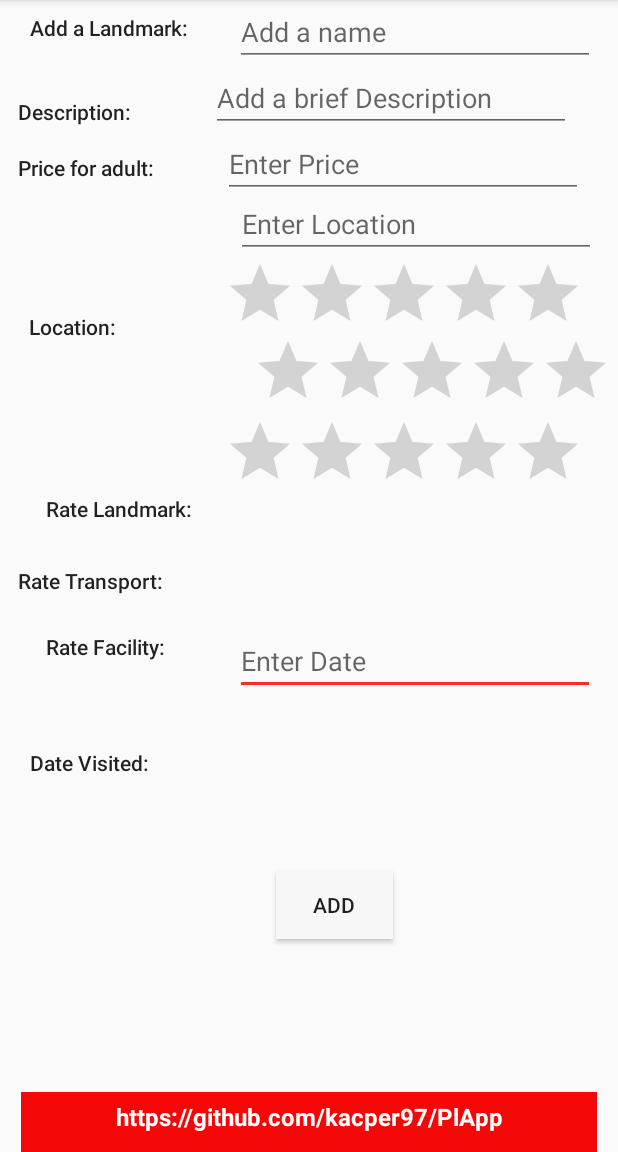
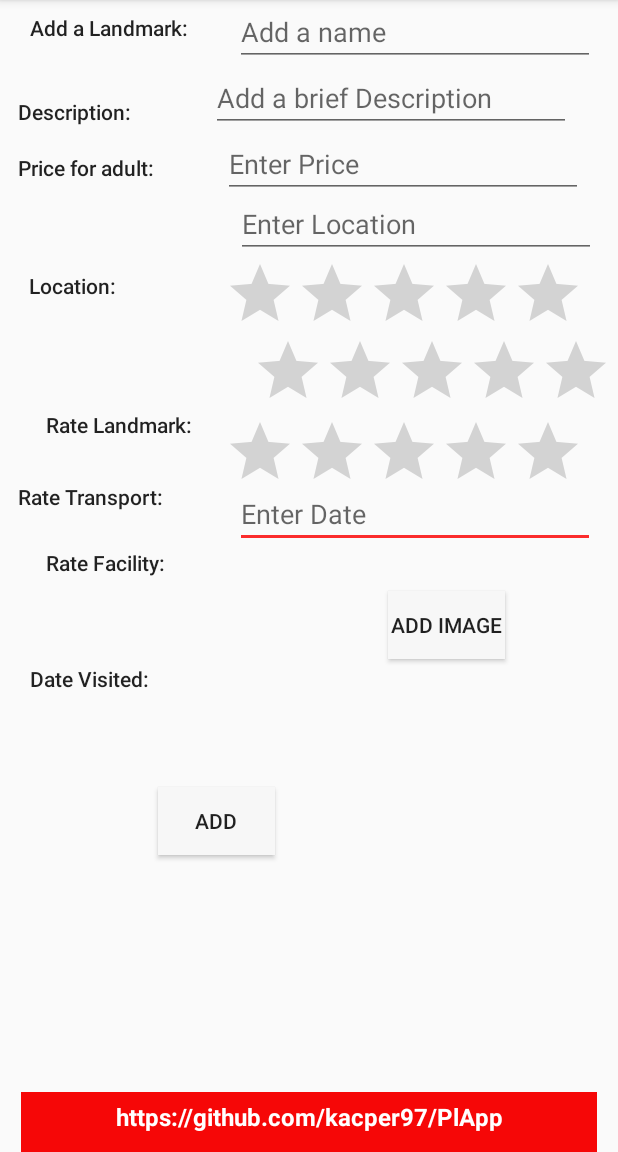
Before and after one commit to kacper97/PlApp, an Android app: the Add screen opened directly, with no data from a screen before it, on a phone screen of 412 x 824 dp, the part 84-1236 px from its top. Run offline under Robolectric (Android 15) with nearby library versions, the phone set to English and light mode, and no system bars.

Commit message:
Adding extra buttons

```diff
--- a/app/src/main/java/ie/wit/poland/activities/Add.java
+++ b/app/src/main/java/ie/wit/poland/activities/Add.java
@@ -31,6 +31,10 @@ public class Add extends Base {
         locate=findViewById(R.id.addLandmarkLocation);
     }
 
+    public void addImage(View v){
+        Toast.makeText(this,"Not implemented in this version",Toast.LENGTH_SHORT).show();
+    }
+
     public void addLandmark(View v){
         landmarkName= name.getText().toString();
         landmarkDescription= description.getText().toString();
--- a/app/src/main/java/ie/wit/poland/activities/Edit.java
+++ b/app/src/main/java/ie/wit/poland/activities/Edit.java
@@ -58,7 +58,9 @@ public class Edit extends Base {
         return null;
     }
 
-
+    public void editImage(View v){
+        Toast.makeText(this,"Not implemented in this version", Toast.LENGTH_SHORT).show();
+    }
 
     public void editLandmark(View v) {
         String landmarkName = ((EditText) findViewById(R.id.editLandmarkName)).getText().toString();
--- a/app/src/main/res/layout/add.xml
+++ b/app/src/main/res/layout/add.xml
@@ -6,6 +6,23 @@
     android:layout_height="match_parent"
     tools:context=".activities.Add"
     tools:layout_editor_absoluteY="81dp">
+
+    <Button
+        android:id="@+id/addAnImage"
+        android:layout_width="78dp"
+        android:layout_height="45dp"
+        android:layout_marginStart="8dp"
+        android:layout_marginTop="8dp"
+        android:layout_marginEnd="8dp"
+        android:layout_marginBottom="16dp"
+        android:background="@color/colorFontOffWhite"
+        android:onClick="addImage"
+        android:text="@string/addImageBtn"
+        app:layout_constraintBottom_toTopOf="@+id/addfooter"
+        app:layout_constraintEnd_toEndOf="parent"
+        app:layout_constraintStart_toEndOf="@+id/addALandmarkBtn"
+        app:layout_constraintTop_toBottomOf="@+id/addLandmarkDate"
+        app:layout_constraintVertical_bias="0.06999999" />
 
     <EditText
         android:id="@+id/addLandmarkDate"
@@ -17,7 +34,7 @@
         android:ems="10"
         android:hint="@string/hintDate"
         android:inputType="date"
-        app:layout_constraintBottom_toTopOf="@+id/addALandmarkBtn"
+        app:layout_constraintBottom_toTopOf="@+id/addfooter"
         app:layout_constraintEnd_toEndOf="parent"
         app:layout_constraintStart_toEndOf="@+id/addDate"
         app:layout_constraintTop_toBottomOf="@+id/addRatingBarFacilities"
@@ -263,16 +280,16 @@
         android:id="@+id/addALandmarkBtn"
         android:layout_width="78dp"
         android:layout_height="45dp"
-        android:layout_marginStart="150dp"
+        android:layout_marginStart="8dp"
         android:layout_marginTop="5dp"
-        android:layout_marginEnd="150dp"
+        android:layout_marginEnd="8dp"
         android:layout_marginBottom="4dp"
         android:background="@color/colorFontOffWhite"
         android:onClick="addLandmark"
         android:text="@string/addALandmarkBtn"
         app:layout_constraintBottom_toTopOf="@+id/addfooter"
         app:layout_constraintEnd_toEndOf="parent"
-        app:layout_constraintHorizontal_bias="1.0"
+        app:layout_constraintHorizontal_bias="0.306"
         app:layout_constraintStart_toStartOf="parent"
         app:layout_constraintTop_toBottomOf="@+id/addLandmarkDate" />
 
--- a/app/src/main/res/values/strings.xml
+++ b/app/src/main/res/values/strings.xml
@@ -18,6 +18,8 @@
     <string name="saveLandmarkBtn">Save Landmark</string>
     <string name="addALandmarkBtn">Add</string>
     <string name="editALandmarkBtn">Save changes</string>
+    <string name="addImageBtn">Add Image</string>
+    <string name="editImageBtn">Edit Image</string>
     <string name="landmarkName">Landmark Name</string>
     <string name="landmarkDescrtiption">LandmarkDescritpion</string>
     <!-- Landmark labels -->
```
Also changed, not shown: app/src/main/res/layout/edit.xml (+22 -5 lines).
